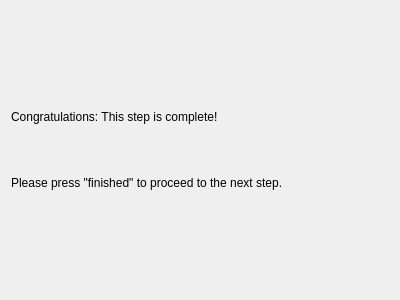
Before: the Qt Designer form page3.ui in doublebyte1/eaf, drawn with Qt 5.
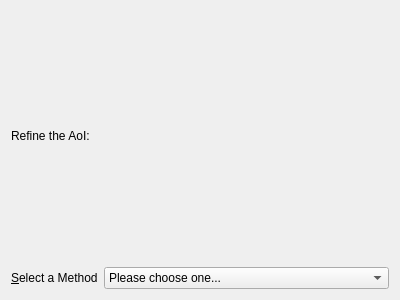
After: the same form once the commit is applied.

Commit message: - Refactored UI, to have one single wizard (not tabWidgets), with titles and sub-titles; - Add labels to replace tab titles;

Patch:
```diff
--- a/page3.ui
+++ b/page3.ui
@@ -14,19 +14,72 @@
    <string>WizardPage</string>
   </property>
   <property name="title">
+   <string>Initiation and Planning</string>
+  </property>
+  <property name="subTitle">
    <string>Conclusion</string>
   </property>
   <layout class="QVBoxLayout" name="verticalLayout">
    <item>
     <widget class="QLabel" name="label">
      <property name="text">
-      <string>&lt;html&gt;&lt;head/&gt;&lt;body&gt;&lt;p&gt;Congratulations: This step is complete!&lt;/p&gt;&lt;p&gt;&lt;br/&gt;&lt;/p&gt;&lt;p&gt;Please press &amp;quot;finished&amp;quot; to proceed to the next step.&lt;/p&gt;&lt;/body&gt;&lt;/html&gt;</string>
+      <string>Refine the AoI:</string>
      </property>
      <property name="wordWrap">
       <bool>true</bool>
      </property>
     </widget>
    </item>
+   <item>
+    <layout class="QHBoxLayout" name="horizontalLayout">
+     <item>
+      <widget class="QLabel" name="lbMethod2">
+       <property name="sizePolicy">
+        <sizepolicy hsizetype="Fixed" vsizetype="Preferred">
+         <horstretch>0</horstretch>
+         <verstretch>0</verstretch>
+        </sizepolicy>
+       </property>
+       <property name="text">
+        <string>&amp;Select a Method</string>
+       </property>
+       <property name="scaledContents">
+        <bool>false</bool>
+       </property>
+       <property name="wordWrap">
+        <bool>true</bool>
+       </property>
+       <property name="buddy">
+        <cstring>cmbMethod2</cstring>
+       </property>
+      </widget>
+     </item>
+     <item>
+      <widget class="QComboBox" name="cmbMethod2">
+       <item>
+        <property name="text">
+         <string>Please choose one...</string>
+        </property>
+       </item>
+       <item>
+        <property name="text">
+         <string>Free-hand interactive</string>
+        </property>
+       </item>
+       <item>
+        <property name="text">
+         <string>From list of countries/regions</string>
+        </property>
+       </item>
+       <item>
+        <property name="text">
+         <string>From list of water areas</string>
+        </property>
+       </item>
+      </widget>
+     </item>
+    </layout>
+   </item>
   </layout>
  </widget>
  <resources/>
```
Left out of the diff: 4 changed lines with no effect on the pictures. The commit also changes 54 other files.
